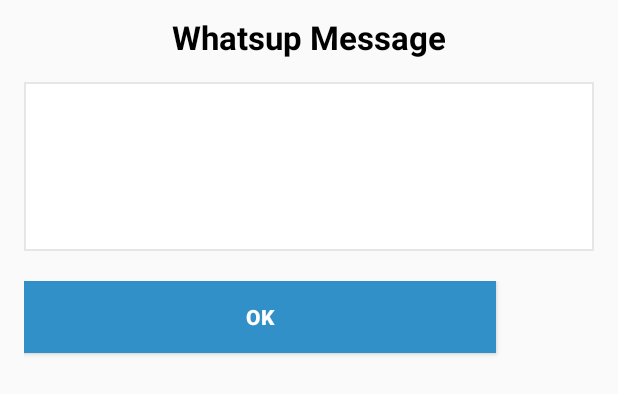
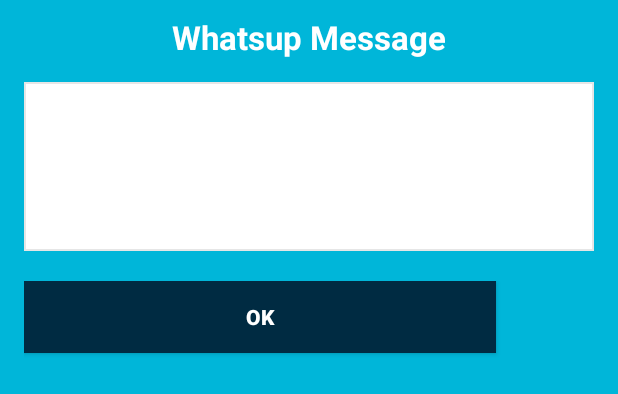
Before and after one commit to kipathipaka/MobileAppRepository, an Android app: the layout whatsup_daialog.xml on its own in the app's theme, with its tools: preview values and no code run, on a phone screen of 412 x 824 dp. Shown: the top 394 px of the screen. Run offline under Robolectric (Android 15) with nearby library versions, the phone set to English and light mode, and no system bars.

Commit message:
changes made by anitha(11/05/2015)

```diff
--- a/app/src/main/java/com/bpatech/trucktracking/Fragment/TaskDetailFragment.java
+++ b/app/src/main/java/com/bpatech/trucktracking/Fragment/TaskDetailFragment.java
@@ -461,7 +461,7 @@ public void onResume() {
 
                 final Dialog dialog = new Dialog(getActivity());
                 dialog.requestWindowFeature(Window.FEATURE_NO_TITLE);
-                promptsView.setBackgroundResource(R.color.white);
+                //promptsView.setBackgroundResource(R.color.);
                 dialog.setContentView(promptsView);
                 dialog.show();
               whatsuptext=(EditText) promptsView.findViewById(R.id.whatuptext);
--- a/app/src/main/res/layout/whatsup_daialog.xml
+++ b/app/src/main/res/layout/whatsup_daialog.xml
@@ -2,7 +2,8 @@
 <RelativeLayout xmlns:android="http://schemas.android.com/apk/res/android"
     android:id="@+id/networkFailPopup"
     android:layout_width="wrap_content"
-    android:layout_height="match_parent" >
+    android:layout_height="match_parent"
+    android:background="@color/popupPage">
     <TextView
         android:id="@+id/textView1"
         android:layout_width="wrap_content"
@@ -10,7 +11,7 @@
         android:layout_centerHorizontal="true"
         android:layout_marginTop="10dp"
         android:gravity="center_horizontal"
-        android:textColor="#000000"
+        android:textColor="@color/white"
         android:textStyle="bold"
         android:text="Whatsup Message"
         android:textAppearance="?android:attr/textAppearanceLarge" />
@@ -69,7 +70,7 @@
             android:layout_marginRight="5dp"
             android:textColor="@color/white"
             android:textStyle="bold"
-            android:background="@color/darkskyblue"
+            android:background="@color/popupbutton"
             android:text="OK" />
 
     </TableRow>
--- a/app/src/main/res/values/color.xml
+++ b/app/src/main/res/values/color.xml
@@ -11,6 +11,8 @@
     <color name="red">#e75b1d</color>
      <color name="darkred">#B40431</color>
     <color name="white">#FFFFFF</color>
+    <color name="popupPage">#00b6d9</color>
+    <color name="popupbutton">#002b42</color>
     <color name="darkgreen">#298A08</color>
     <color name="green">#04B404</color>
     <color name="fontColor">#012942</color>
```
